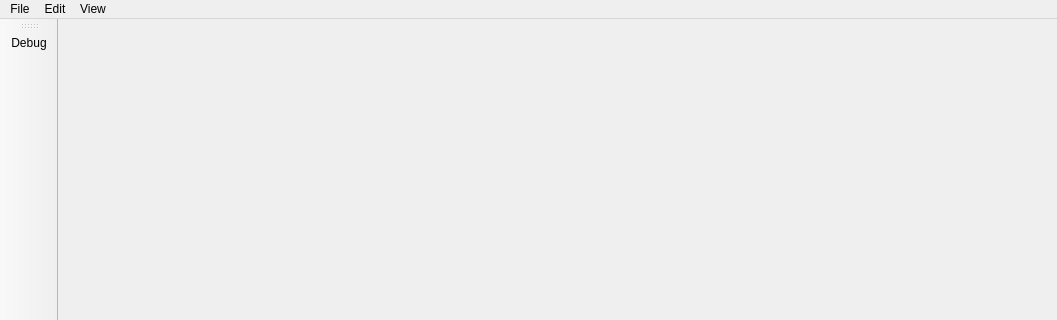
DrAlta/smartbody, file core/smartbody/sbm-debugger/gui/designer/SbmDebuggerForm.ui: the form before one commit; both pictures show x 0 to 1057 and y 0 to 320 of the 1057 by 817 pixel window.
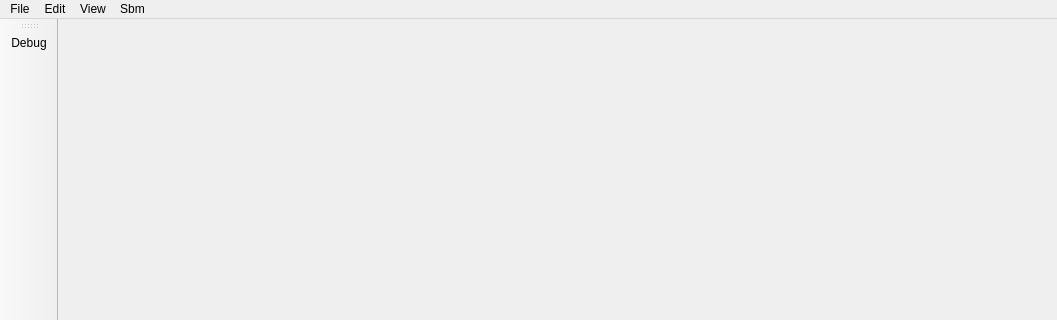
The form after the commit. Icons and pictures are not drawn.

The edit to the form file:
```diff
--- a/core/smartbody/sbm-debugger/gui/designer/SbmDebuggerForm.ui
+++ b/core/smartbody/sbm-debugger/gui/designer/SbmDebuggerForm.ui
@@ -53,9 +53,16 @@
      <string>View</string>
     </property>
    </widget>
+   <widget class="QMenu" name="menuSbm">
+    <property name="title">
+     <string>Sbm</string>
+    </property>
+    <addaction name="actionResource_Viewer"/>
+   </widget>
    <addaction name="menuFile"/>
    <addaction name="menuEdit"/>
    <addaction name="menuView"/>
+   <addaction name="menuSbm"/>
   </widget>
   <widget class="QStatusBar" name="statusbar"/>
   <widget class="QToolBar" name="toolBar">
```
Left out of the diff: 10 changed lines with no effect on the pictures.
